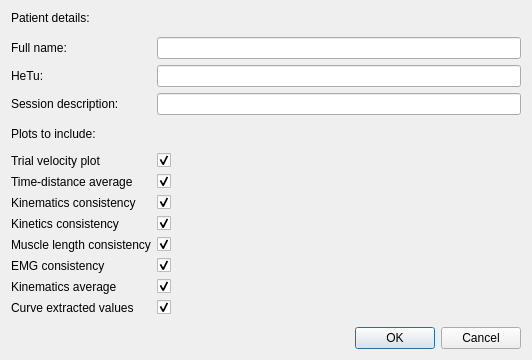
NCH-Motion-Laboratory/gaitutils, file gaitutils/gui/pdf_report_dialog.ui: the form before one commit.
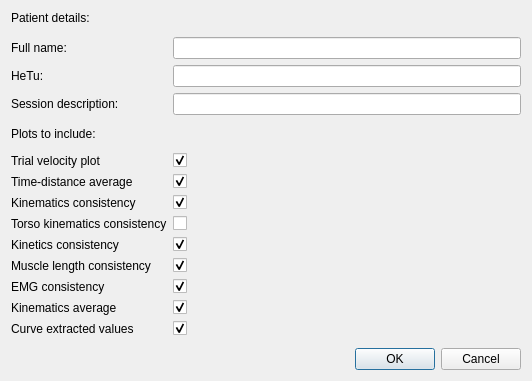
The form after the commit.

Commit message: optional torso kinematics for pdf report

Diff of the .ui file:
```diff
--- a/gaitutils/gui/pdf_report_dialog.ui
+++ b/gaitutils/gui/pdf_report_dialog.ui
@@ -7,7 +7,7 @@
     <x>0</x>
     <y>0</y>
     <width>532</width>
-    <height>335</height>
+    <height>354</height>
    </rect>
   </property>
   <property name="windowTitle">
@@ -171,14 +171,14 @@
        </property>
       </widget>
      </item>
-     <item row="12" column="0">
+     <item row="13" column="0">
       <widget class="QLabel" name="label_6">
        <property name="text">
         <string>Muscle length consistency</string>
        </property>
       </widget>
      </item>
-     <item row="12" column="1">
+     <item row="13" column="1">
       <widget class="QCheckBox" name="cbMuscleLenCons">
        <property name="sizePolicy">
         <sizepolicy hsizetype="Minimum" vsizetype="Fixed">
@@ -197,14 +197,14 @@
        </property>
       </widget>
      </item>
-     <item row="13" column="0">
+     <item row="14" column="0">
       <widget class="QLabel" name="label_7">
        <property name="text">
         <string>EMG consistency</string>
        </property>
       </widget>
      </item>
-     <item row="13" column="1">
+     <item row="14" column="1">
       <widget class="QCheckBox" name="cbEMGCons">
        <property name="sizePolicy">
         <sizepolicy hsizetype="Minimum" vsizetype="Fixed">
@@ -223,14 +223,14 @@
        </property>
       </widget>
      </item>
-     <item row="14" column="0">
+     <item row="15" column="0">
       <widget class="QLabel" name="label_8">
        <property name="text">
         <string>Kinematics average</string>
        </property>
       </widget>
      </item>
-     <item row="14" column="1">
+     <item row="15" column="1">
       <widget class="QCheckBox" name="cbKinAverage">
        <property name="sizePolicy">
         <sizepolicy hsizetype="Minimum" vsizetype="Fixed">
@@ -249,7 +249,7 @@
        </property>
       </widget>
      </item>
-     <item row="16" column="0">
+     <item row="17" column="0">
       <spacer name="verticalSpacer_4">
        <property name="orientation">
         <enum>Qt::Vertical</enum>
@@ -262,14 +262,14 @@
        </property>
       </spacer>
      </item>
-     <item row="11" column="0">
+     <item row="12" column="0">
       <widget class="QLabel" name="label_9">
        <property name="text">
         <string>Kinetics consistency</string>
        </property>
       </widget>
      </item>
-     <item row="11" column="1">
+     <item row="12" column="1">
       <widget class="QCheckBox" name="cbKineticsCons">
        <property name="sizePolicy">
         <sizepolicy hsizetype="Minimum" vsizetype="Fixed">
@@ -288,14 +288,14 @@
        </property>
       </widget>
      </item>
-     <item row="15" column="0">
+     <item row="16" column="0">
       <widget class="QLabel" name="label_10">
        <property name="text">
         <string>Curve extracted values</string>
        </property>
       </widget>
      </item>
-     <item row="15" column="1">
+     <item row="16" column="1">
       <widget class="QCheckBox" name="cbExtracted">
        <property name="sizePolicy">
         <sizepolicy hsizetype="Minimum" vsizetype="Fixed">
@@ -314,6 +314,32 @@
        </property>
       </widget>
      </item>
+     <item row="11" column="0">
+      <widget class="QLabel" name="label_12">
+       <property name="text">
+        <string>Torso kinematics consistency</string>
+       </property>
+      </widget>
+     </item>
+     <item row="11" column="1">
+      <widget class="QCheckBox" name="cbTorsoKinematicsCons">
+       <property name="sizePolicy">
+        <sizepolicy hsizetype="Minimum" vsizetype="Fixed">
+         <horstretch>0</horstretch>
+         <verstretch>0</verstretch>
+        </sizepolicy>
+       </property>
+       <property name="layoutDirection">
+        <enum>Qt::LeftToRight</enum>
+       </property>
+       <property name="text">
+        <string/>
+       </property>
+       <property name="checked">
+        <bool>false</bool>
+       </property>
+      </widget>
+     </item>
     </layout>
    </item>
    <item>
```
The commit also changes 1 other file.
